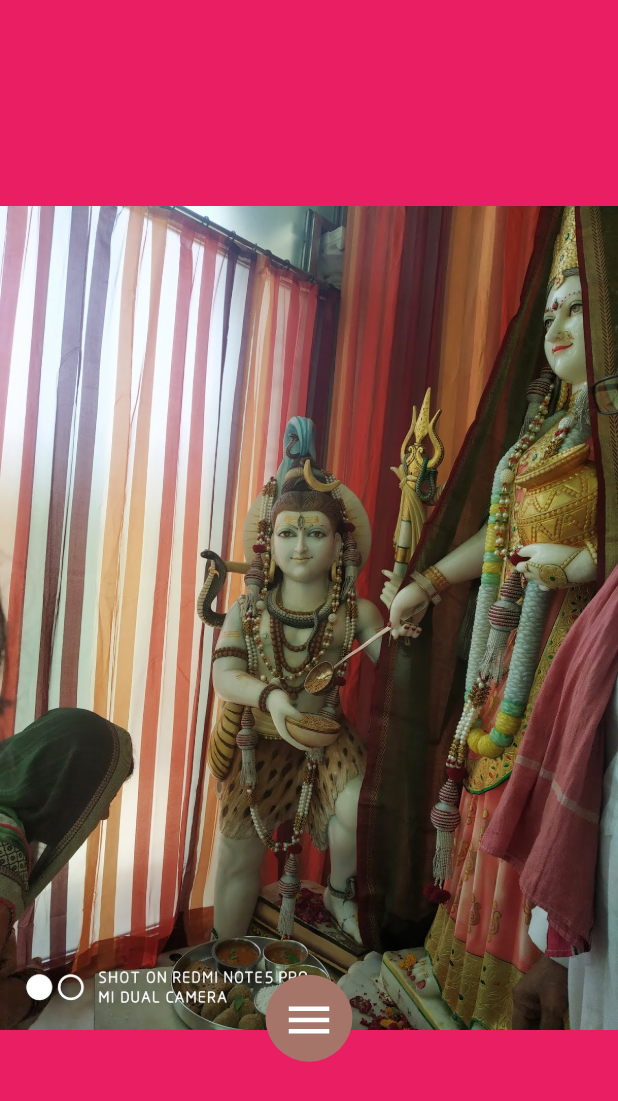
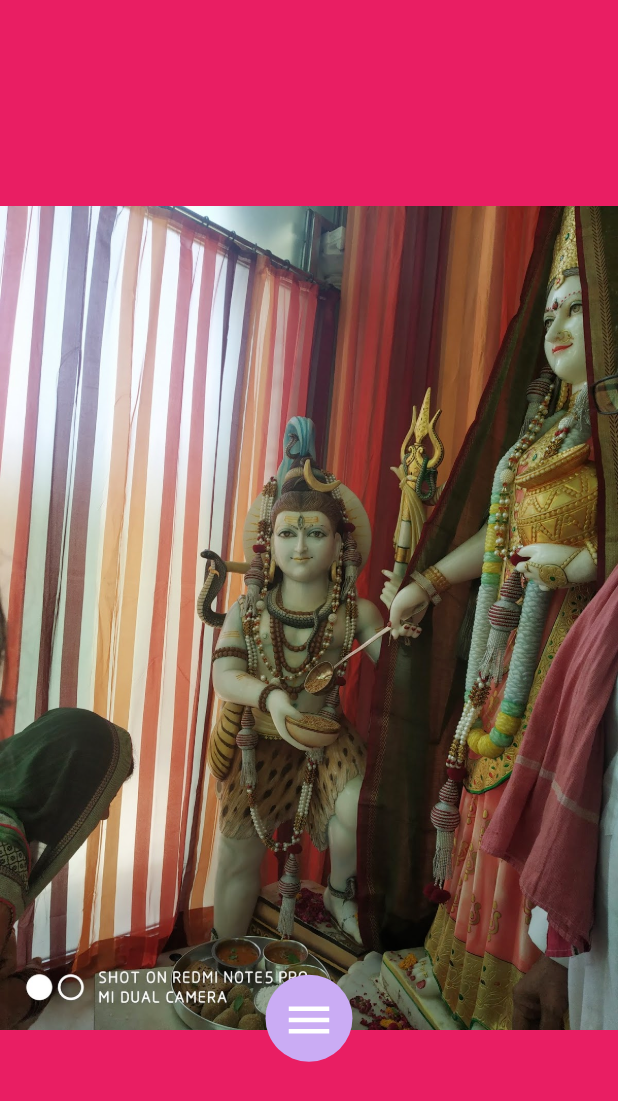
Before and after one commit to Raj-Dave368/Watch-shop-Dribble_Challange-1, a Flutter app: the screen it shows after launch, on a phone screen of 412 x 824 dp. Shown: the top 1101 px of the screen. Run offline on Flutter 3.47's test engine with Material 2 defaults, Android fonts, the phone set to English and light mode, and no system bars; our stand-ins replace font_awesome_flutter.

Commit message:
just test

```diff
--- a/lib/main.dart
+++ b/lib/main.dart
@@ -177,7 +177,7 @@ class _omNSState extends State<omNS> with TickerProviderStateMixin {
                   ),
                   decoration: BoxDecoration(
                     shape: BoxShape.circle,
-                    color: Color(0xffA47568),
+                    color: Color(0xffCAACF4),
                   ),
                 ),
               ),
```
